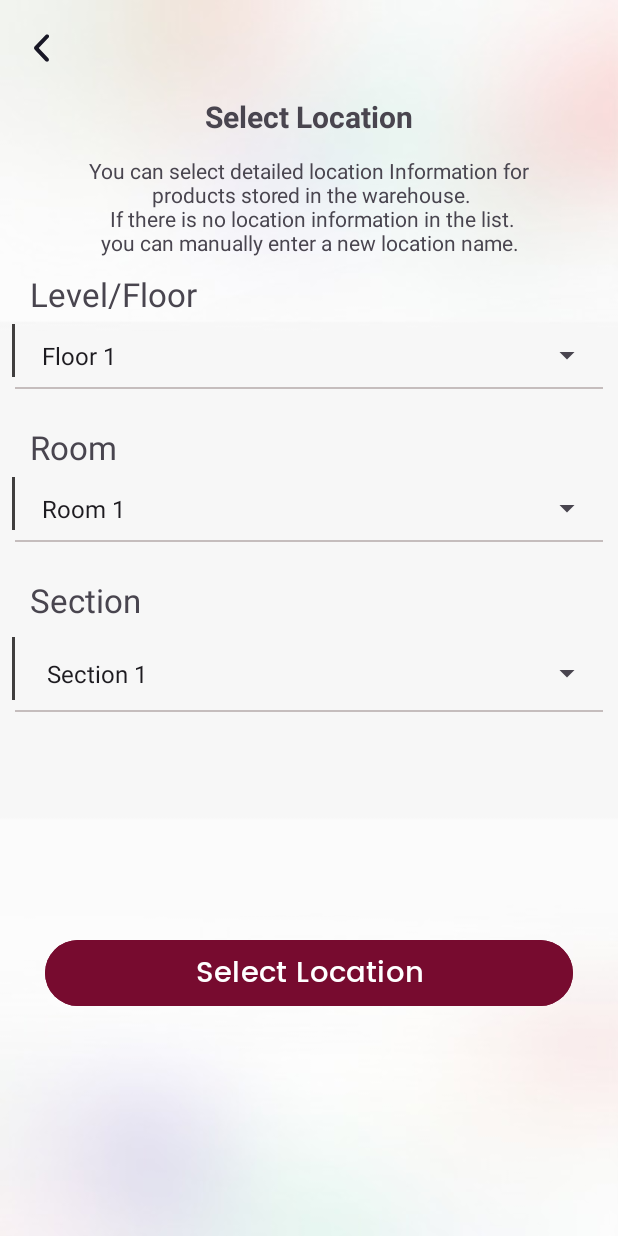
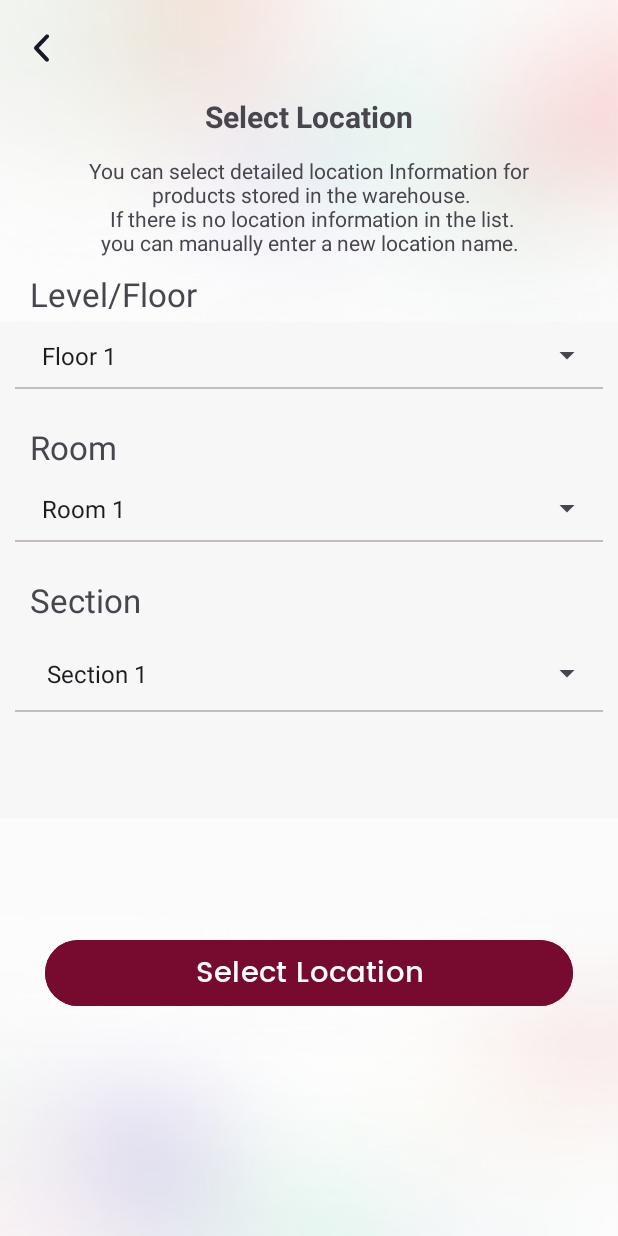
Before and after one commit to lprfacial247/inventorycountapp, an Android app: the SelectLocationActivity screen opened directly, with no data from a screen before it, on a phone screen of 412 x 824 dp. Run offline under Robolectric (Android 15) with nearby library versions, the phone set to English and light mode, and no system bars; our stand-ins replace Timber, sdp/ssp sizes; libraries missing offline, so code that uses them is left out: com.chuckerteam.chucker; pictures from the network do not load; 4 statements that could not run were skipped.

Commit message:
cursor image removed

```diff
--- a/app/src/main/res/layout/activity_select_location.xml
+++ b/app/src/main/res/layout/activity_select_location.xml
@@ -68,15 +68,7 @@ If there is no location information in the list.\nyou can manually enter a new l
         app:layout_constraintStart_toStartOf="parent"
         app:layout_constraintTop_toBottomOf="@+id/description" />
 
-    <View
-        android:layout_width="2dp"
-        android:layout_height="0dp"
-        android:background="#403E3E"
-        android:layout_marginStart="@dimen/_5sdp"
-        android:layout_marginBottom="@dimen/_5sdp"
-        app:layout_constraintTop_toTopOf="@id/spinner"
-        app:layout_constraintBottom_toBottomOf="@id/spinner"
-        app:layout_constraintEnd_toStartOf="@id/spinner"/>
+
 
     <Spinner
         android:id="@+id/spinner"
@@ -113,15 +105,7 @@ If there is no location information in the list.\nyou can manually enter a new l
         app:layout_constraintEnd_toEndOf="parent"
         app:layout_constraintBottom_toTopOf="@+id/roomSpinner"/>
 
-    <View
-        android:layout_width="2dp"
-        android:layout_height="0dp"
-        android:background="#403E3E"
-        android:layout_marginStart="@dimen/_5sdp"
-        android:layout_marginBottom="@dimen/_5sdp"
-        app:layout_constraintTop_toTopOf="@id/roomSpinner"
-        app:layout_constraintBottom_toBottomOf="@id/roomSpinner"
-        app:layout_constraintEnd_toStartOf="@id/roomSpinner"/>
+
 
     <Spinner
         android:id="@+id/roomSpinner"
@@ -157,15 +141,7 @@ If there is no location information in the list.\nyou can manually enter a new l
         app:layout_constraintTop_toBottomOf="@id/roomSpinner"
         app:layout_constraintBottom_toTopOf="@id/sectionSpinner"/>
 
-    <View
-        android:layout_width="2dp"
-        android:layout_height="0dp"
-        android:background="#403E3E"
-        android:layout_marginStart="@dimen/_5sdp"
-        android:layout_marginBottom="@dimen/_5sdp"
-        app:layout_constraintTop_toTopOf="@id/sectionSpinner"
-        app:layout_constraintBottom_toBottomOf="@id/sectionSpinner"
-        app:layout_constraintEnd_toStartOf="@id/sectionSpinner"/>
+
 
     <Spinner
         android:id="@+id/sectionSpinner"
```
